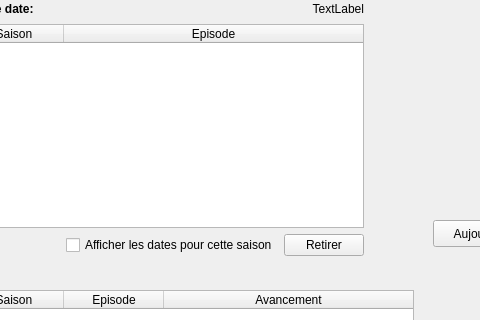
Old version of the form src/ui/planning_tab.ui in the repository seigneurfuo/MyAnimeManager3; both pictures show x 137 to 617 and y 0 to 320 of the 825 by 546 pixel window.
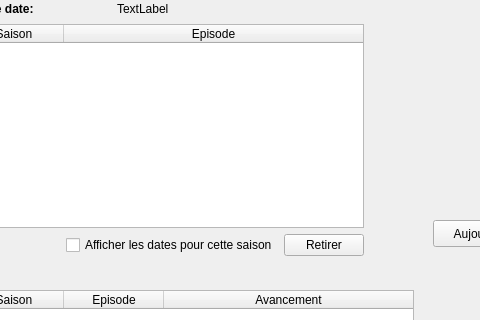
New version of the form. Icons and pictures are not drawn.

Commit message: Modifications sur les onglets (GUI) et dans le code.

The edit to the form file:
```diff
--- a/src/ui/planning_tab.ui
+++ b/src/ui/planning_tab.ui
@@ -241,7 +241,7 @@
          <string>TextLabel</string>
         </property>
         <property name="alignment">
-         <set>Qt::AlignRight|Qt::AlignTrailing|Qt::AlignVCenter</set>
+         <set>Qt::AlignLeading|Qt::AlignLeft|Qt::AlignVCenter</set>
         </property>
        </widget>
       </item>
```
The commit also changes 7 other files.
